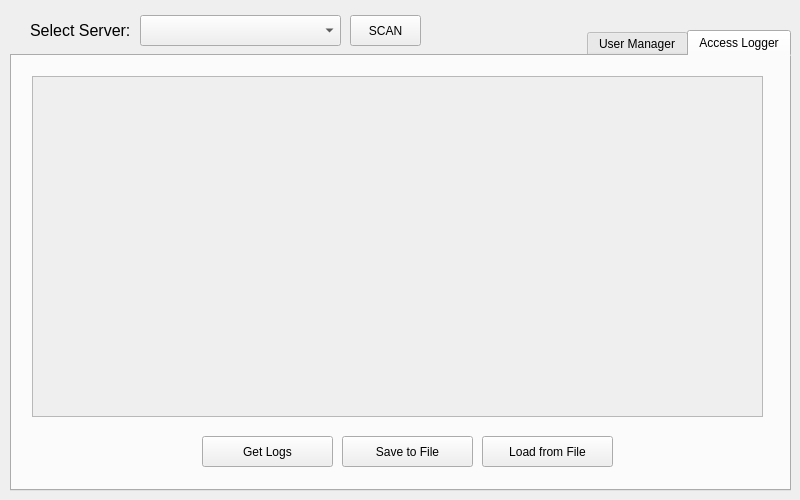
frak0d/lockifi-control-panel, file main.ui: the form before one commit.
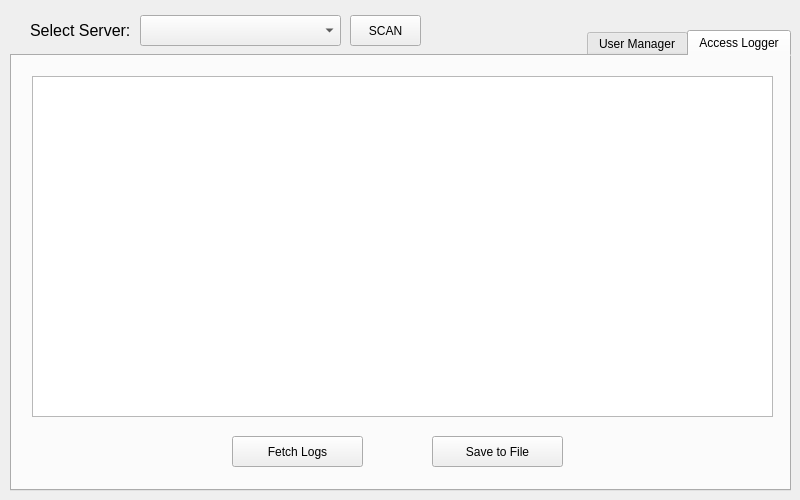
The form after the commit. The open tabs and pages were chosen to show the change.

```diff
--- a/main.ui
+++ b/main.ui
@@ -54,69 +54,46 @@
      <attribute name="title">
       <string>Access Logger</string>
      </attribute>
-     <widget class="QScrollArea" name="scroll_area_2">
+     <widget class="QPushButton" name="get_log_btn">
+      <property name="geometry">
+       <rect>
+        <x>220</x>
+        <y>380</y>
+        <width>131</width>
+        <height>31</height>
+       </rect>
+      </property>
+      <property name="text">
+       <string>Fetch Logs</string>
+      </property>
+     </widget>
+     <widget class="QPushButton" name="save_log_btn">
+      <property name="geometry">
+       <rect>
+        <x>420</x>
+        <y>380</y>
+        <width>131</width>
+        <height>31</height>
+       </rect>
+      </property>
+      <property name="text">
+       <string>Save to File</string>
+      </property>
+     </widget>
+     <widget class="QTextBrowser" name="log_view">
       <property name="geometry">
        <rect>
         <x>20</x>
         <y>20</y>
-        <width>731</width>
+        <width>741</width>
         <height>341</height>
        </rect>
       </property>
       <property name="layoutDirection">
        <enum>Qt::LeftToRight</enum>
       </property>
-      <property name="widgetResizable">
+      <property name="openExternalLinks">
        <bool>true</bool>
-      </property>
-      <widget class="QWidget" name="scroll_area_contents_2">
-       <property name="geometry">
-        <rect>
-         <x>0</x>
-         <y>0</y>
-         <width>729</width>
-         <height>339</height>
-        </rect>
-       </property>
-      </widget>
-     </widget>
-     <widget class="QPushButton" name="get_log_btn">
-      <property name="geometry">
-       <rect>
-        <x>190</x>
-        <y>380</y>
-        <width>131</width>
-        <height>31</height>
-       </rect>
-      </property>
-      <property name="text">
-       <string>Get Logs</string>
-      </property>
-     </widget>
-     <widget class="QPushButton" name="save_log_btn">
-      <property name="geometry">
-       <rect>
-        <x>330</x>
-        <y>380</y>
-        <width>131</width>
-        <height>31</height>
-       </rect>
-      </property>
-      <property name="text">
-       <string>Save to File</string>
-      </property>
-     </widget>
-     <widget class="QPushButton" name="load_log_btn">
-      <property name="geometry">
-       <rect>
-        <x>470</x>
-        <y>380</y>
-        <width>131</width>
-        <height>31</height>
-       </rect>
-      </property>
-      <property name="text">
-       <string>Load from File</string>
       </property>
      </widget>
     </widget>
```
Left out of the diff: 3 changed lines with no effect on the pictures.
